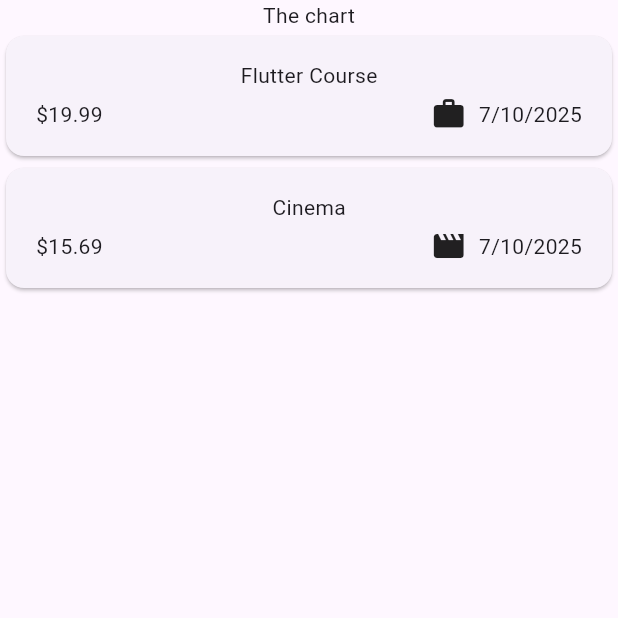
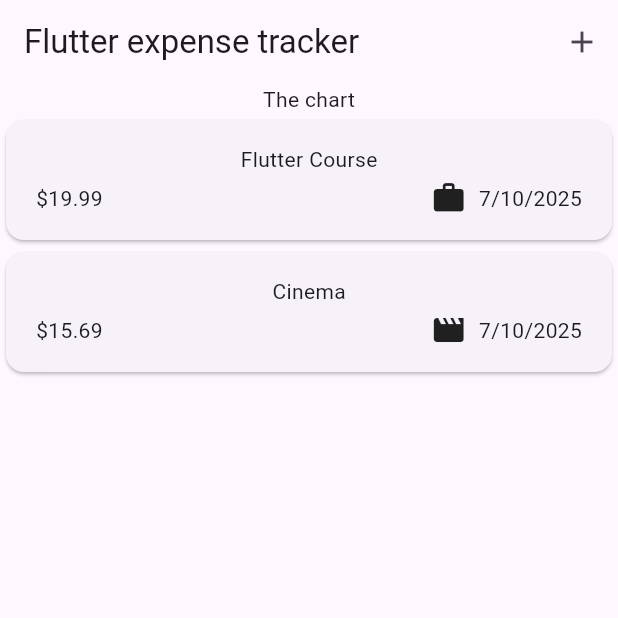
Before and after one commit to sweihmuller/Expense-Tracker, a Flutter app: the screen it shows after launch, on a phone screen of 412 x 824 dp, the top half of it. Run offline on Flutter 3.47's test engine with Material 3 defaults, Android fonts, the phone set to English and light mode, and no system bars.

Commit message:
Add AppBar to Expenses widget for improved navigation and user experience

```diff
--- a/lib/widgets/expenses.dart
+++ b/lib/widgets/expenses.dart
@@ -28,6 +28,10 @@ class _ExpenseState extends State<Expenses> {
   @override
   Widget build(context) {
     return Scaffold(
+      appBar: AppBar(
+        title: const Text("Flutter expense tracker"),
+        actions: [IconButton(onPressed: () {}, icon: const Icon(Icons.add))],
+      ),
       body: Column(
         children: [
           const Text('The chart'),
```
